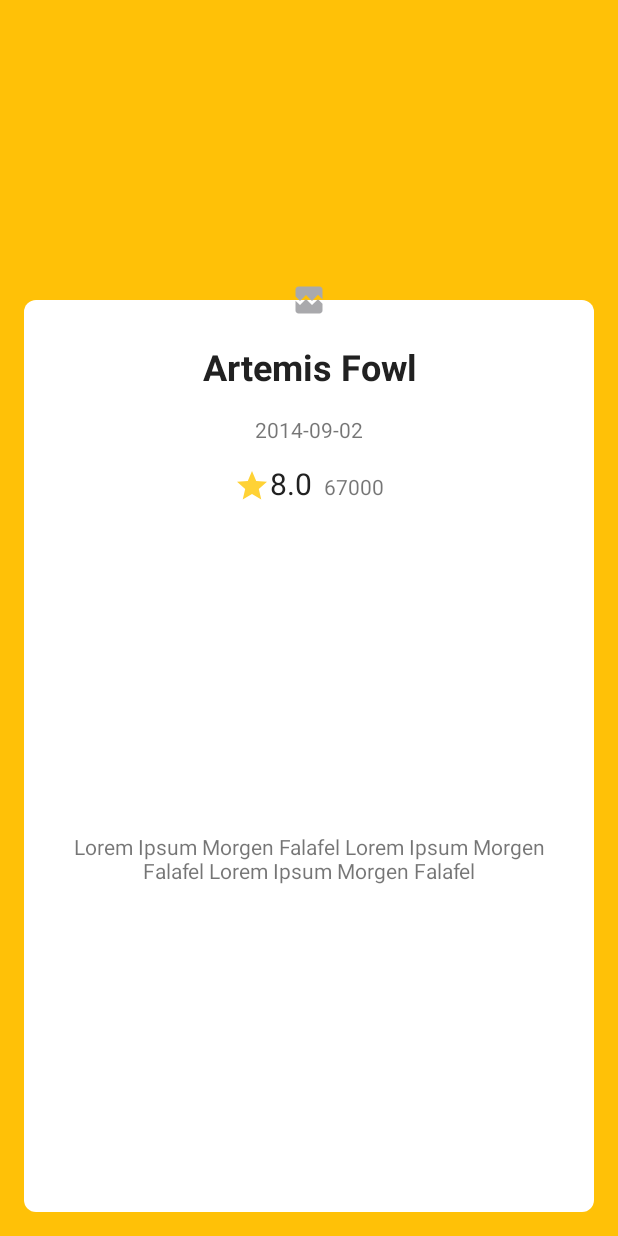
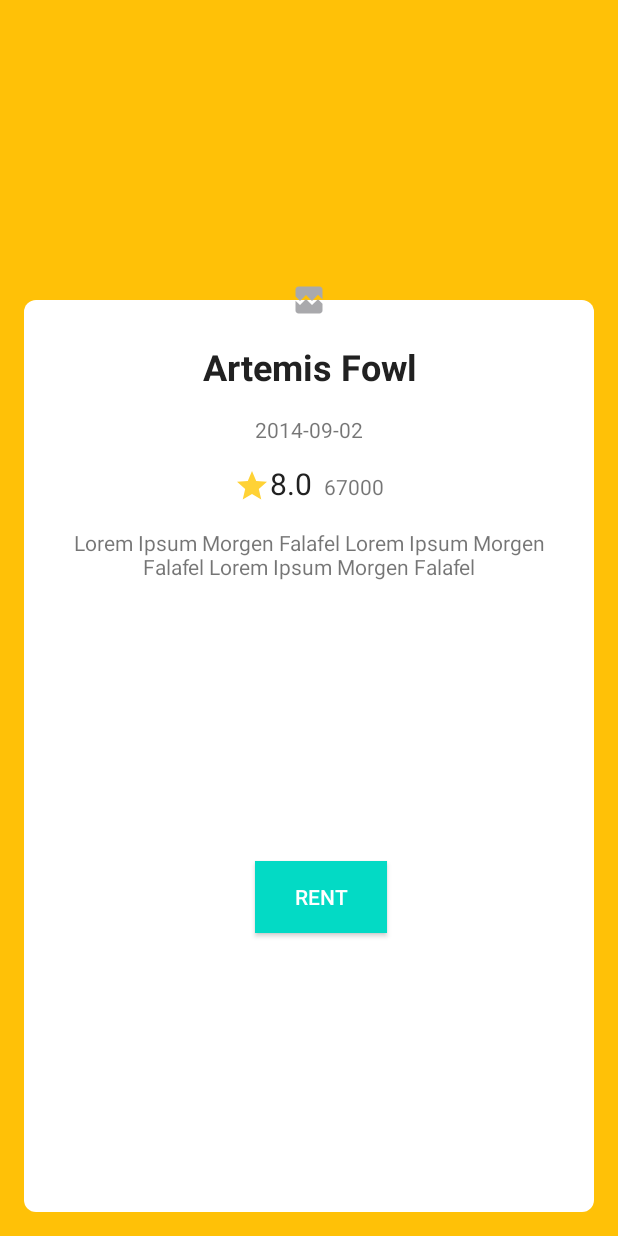
Before and after one commit to ipshitaRB/Flopp, an Android app: the layout fragment_detail.xml on its own in the app's theme, with its tools: preview values and no code run, on a phone screen of 412 x 824 dp. Run offline under Robolectric (Android 15) with nearby library versions, the phone set to English and light mode, and no system bars.

Commit message:
Add rent button

```diff
--- a/app/src/main/java/com/droidrbi/flopp/fragments/list/ListFragment.kt
+++ b/app/src/main/java/com/droidrbi/flopp/fragments/list/ListFragment.kt
@@ -96,12 +96,6 @@ class ListFragment : Fragment(), MovieListAdapter.OnItemClickListener {
             })
     }
 
-    /* private fun isMovieInDatabase(): Boolean{
-         uiScope.launch {
-             var isMovieDBEmpty = fetchMoviesFromDB() == null
-         }
-     }*/
-
     private fun updateMovieList() {
         uiScope.launch {
             _dataset = fetchMoviesFromDB()
@@ -110,6 +104,7 @@ class ListFragment : Fragment(), MovieListAdapter.OnItemClickListener {
                 setHasFixedSize(true)
                 layoutManager = LinearLayoutManager(context)
                 adapter = _adapter
+
             }
         }
     }
--- a/app/src/main/res/layout/fragment_detail.xml
+++ b/app/src/main/res/layout/fragment_detail.xml
@@ -33,9 +33,10 @@
                 android:src="@drawable/item_background"
                 app:layout_constraintBottom_toBottomOf="parent"
                 app:layout_constraintEnd_toEndOf="parent"
-                app:layout_constraintHorizontal_bias="1.0"
+                app:layout_constraintHorizontal_bias="0.0"
                 app:layout_constraintStart_toStartOf="parent"
-                app:layout_constraintTop_toTopOf="parent" />
+                app:layout_constraintTop_toTopOf="parent"
+                app:layout_constraintVertical_bias="0.0" />
 
             <ImageView
                 android:id="@+id/thumbnail"
@@ -118,16 +119,27 @@
                 android:layout_marginStart="@dimen/overview_margin"
                 android:layout_marginTop="@dimen/overview_margin"
                 android:layout_marginEnd="@dimen/overview_margin"
-                android:layout_marginBottom="16dp"
                 android:gravity="center_horizontal"
                 android:text="@{movie.overview}"
-                app:layout_constraintBottom_toBottomOf="@+id/whiteImageView"
                 app:layout_constraintEnd_toEndOf="@+id/whiteImageView"
-                app:layout_constraintHorizontal_bias="1.0"
                 app:layout_constraintStart_toStartOf="@+id/whiteImageView"
                 app:layout_constraintTop_toBottomOf="@+id/rating"
                 tools:text="Lorem Ipsum Morgen Falafel Lorem Ipsum Morgen Falafel Lorem Ipsum Morgen Falafel" />
 
+            <Button
+                android:id="@+id/rentButton"
+                android:layout_width="wrap_content"
+                android:layout_height="wrap_content"
+                android:layout_marginTop="16dp"
+                android:layout_marginBottom="16dp"
+                android:background="@color/colorAccent"
+                android:text="@string/rent"
+                android:textColor="@android:color/white"
+                app:layout_constraintBottom_toBottomOf="@+id/whiteImageView"
+                app:layout_constraintEnd_toEndOf="parent"
+                app:layout_constraintStart_toStartOf="@+id/whiteImageView"
+                app:layout_constraintTop_toBottomOf="@+id/overviewText" />
+
         </androidx.constraintlayout.widget.ConstraintLayout>
     </ScrollView>
 </layout>
--- a/app/src/main/res/values/strings.xml
+++ b/app/src/main/res/values/strings.xml
@@ -6,4 +6,5 @@
     <string name="white_background">White Background</string>
     <string name="loading_previous_list">Network unavailable. Loading previous list of movies</string>
     <string name="internet_not_connected">Network unavailable</string>
+    <string name="rent">Rent</string>
 </resources>
```
